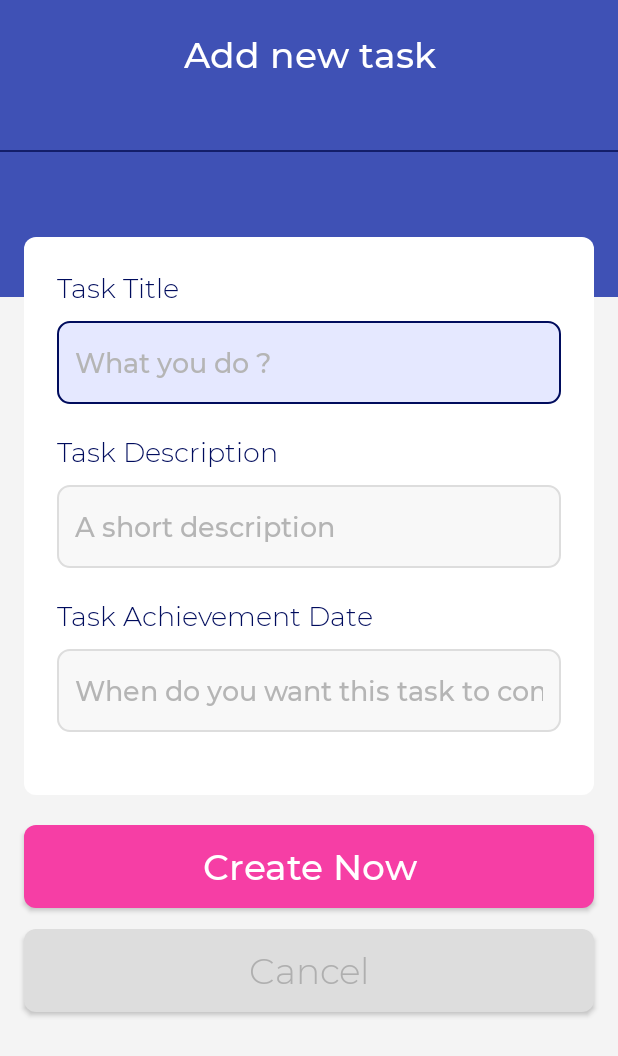
After one commit to anohabbah/Tasking, an Android app: the CreateTaskActivity screen opened directly, with no data from a screen before it, on a phone screen of 412 x 824 dp. The commit adds this screen. Shown: the top 1056 px of the screen. Run offline under Robolectric (Android 15) with nearby library versions, the phone set to English and light mode, and no system bars; our stand-ins replace ButterKnife, Firebase (no records; nobody signed in at launch, a user with empty details on screens opened directly).

Commit message:
Add create task activity

```diff
--- a/app/src/main/AndroidManifest.xml
+++ b/app/src/main/AndroidManifest.xml
@@ -9,6 +9,7 @@
         android:roundIcon="@mipmap/ic_launcher_round"
         android:supportsRtl="true"
         android:theme="@style/AppTheme">
+        <activity android:name=".CreateTaskActivity"></activity>
         <activity android:name=".MainActivity">
             <intent-filter>
                 <action android:name="android.intent.action.MAIN" />
--- /dev/null
+++ b/app/src/main/java/abbah/anoh/android/tasking/CreateTaskActivity.java
@@ -0,0 +1,81 @@
+package abbah.anoh.android.tasking;
+
+import androidx.appcompat.app.AppCompatActivity;
+import butterknife.BindView;
+import butterknife.ButterKnife;
+import butterknife.OnClick;
+
+import android.content.Intent;
+import android.graphics.Typeface;
+import android.os.Bundle;
+import android.widget.Button;
+import android.widget.EditText;
+import android.widget.TextView;
+
+import com.google.firebase.database.DatabaseReference;
+import com.google.firebase.database.FirebaseDatabase;
+
+public class CreateTaskActivity extends AppCompatActivity {
+    @BindView(R.id.act_create_task_txt_title)
+    TextView txtPageTitle;
+
+    @BindView(R.id.act_create_task_txt_title_label)
+    TextView lblTitle;
+
+    @BindView(R.id.act_create_task_txt_description_label)
+    TextView lblDescription;
+
+    @BindView(R.id.act_create_task_txt_date_label)
+    TextView lblDate;
+
+    @BindView(R.id.act_create_task_edt_title)
+    EditText edtTitle;
+
+    @BindView(R.id.act_create_task_edt_description)
+    EditText edtDescription;
+
+    @BindView(R.id.act_create_task_edt_date)
+    EditText edtDate;
+
+    @BindView(R.id.act_create_task_create_btn)
+    Button btnCreateTask;
+
+    @BindView(R.id.act_create_task_cancel_btn)
+    Button btnCancel;
+
+    @Override
+    protected void onCreate(Bundle savedInstanceState) {
+        super.onCreate(savedInstanceState);
+        setContentView(R.layout.activity_create_task);
+
+        ButterKnife.bind(this);
+
+        Typeface MLight = Typeface.createFromAsset(getAssets(), "fonts/MLight.ttf");
+        Typeface MMedium = Typeface.createFromAsset(getAssets(), "fonts/MMedium.ttf");
+
+        lblTitle.setTypeface(MLight);
+        lblDescription.setTypeface(MLight);
+        lblDate.setTypeface(MLight);
+
+        edtTitle.setTypeface(MMedium);
+        edtDescription.setTypeface(MMedium);
+        edtDate.setTypeface(MMedium);
+
+        txtPageTitle.setTypeface(MMedium);
+
+        btnCreateTask.setTypeface(MMedium);
+        btnCancel.setTypeface(MLight);
+    }
+
+    @OnClick(R.id.act_create_task_create_btn)
+    public void createTask() {
+        String title = edtTitle.getText().toString();
+        String description = edtDescription.getText().toString();
+        String date = edtDate.getText().toString();
+
+        DatabaseReference db = FirebaseDatabase.getInstance().getReference().child("tasks");
+        db.setValue(new Task(title, description, date));
+
+        startActivity(new Intent(this, MainActivity.class));
+    }
+}
--- a/app/src/main/java/abbah/anoh/android/tasking/MainActivity.java
+++ b/app/src/main/java/abbah/anoh/android/tasking/MainActivity.java
@@ -6,9 +6,12 @@ import androidx.recyclerview.widget.LinearLayoutManager;
 import androidx.recyclerview.widget.RecyclerView;
 import butterknife.BindView;
 import butterknife.ButterKnife;
+import butterknife.OnClick;
 
+import android.content.Intent;
 import android.graphics.Typeface;
 import android.os.Bundle;
+import android.widget.Button;
 import android.widget.TextView;
 import android.widget.Toast;
 
@@ -34,6 +37,9 @@ public class MainActivity extends AppCompatActivity {
     @BindView(R.id.act_main_tasks_list)
     RecyclerView tasksListView;
 
+    @BindView(R.id.act_main_btn_add)
+    Button btnAddTask;
+
     private DatabaseReference db;
     private List<Task> tasks;
     private TaskAdapter taskAdapter;
@@ -51,12 +57,13 @@ public class MainActivity extends AppCompatActivity {
         txtTitle.setTypeface(MMedium);
         txtNoMore.setTypeface(MLight);
         txtSubtitle.setTypeface(MLight);
+        btnAddTask.setTypeface(MLight);
 
         tasksListView.setLayoutManager(new LinearLayoutManager(this));
         tasks = new ArrayList<>();
 
         // fetch data
-        db = FirebaseDatabase.getInstance().getReference().child("DBTask");
+        db = FirebaseDatabase.getInstance().getReference().child("tasks");
         db.addValueEventListener(new ValueEventListener() {
             @Override
             public void onDataChange(@NonNull DataSnapshot dataSnapshot) {
@@ -74,4 +81,9 @@ public class MainActivity extends AppCompatActivity {
             }
         });
     }
+
+    @OnClick(R.id.act_main_btn_add)
+    public void startCreateActivity() {
+        startActivity(new Intent(this, CreateTaskActivity.class));
+    }
 }
--- /dev/null
+++ b/app/src/main/res/drawable/bg_btn_cancel.xml
@@ -0,0 +1,6 @@
+<?xml version="1.0" encoding="utf-8"?>
+<shape xmlns:android="http://schemas.android.com/apk/res/android">
+    <solid android:color="#DDD" />
+
+    <corners android:radius="8dp" />
+</shape>
--- /dev/null
+++ b/app/src/main/res/drawable/bg_btn_create_now.xml
@@ -0,0 +1,6 @@
+<?xml version="1.0" encoding="utf-8"?>
+<shape xmlns:android="http://schemas.android.com/apk/res/android">
+    <solid android:color="#F63EA5" />
+
+    <corners android:radius="8dp" />
+</shape>
--- /dev/null
+++ b/app/src/main/res/drawable/bg_btn_ok.xml
@@ -0,0 +1,6 @@
+<?xml version="1.0" encoding="utf-8"?>
+<shape xmlns:android="http://schemas.android.com/apk/res/android">
+    <solid android:color="#F63EA5" />
+
+    <corners android:radius="200dp" />
+</shape>
--- /dev/null
+++ b/app/src/main/res/drawable/bg_input_focused.xml
@@ -0,0 +1,10 @@
+<?xml version="1.0" encoding="utf-8"?>
+<shape xmlns:android="http://schemas.android.com/apk/res/android">
+    <solid android:color="#E5E8FF" />
+
+    <stroke
+        android:width="1dp"
+        android:color="#000C5D" />
+
+    <corners android:radius="8dp" />
+</shape>
--- /dev/null
+++ b/app/src/main/res/drawable/bg_input_not_focused.xml
@@ -0,0 +1,8 @@
+<?xml version="1.0" encoding="utf-8"?>
+<shape xmlns:android="http://schemas.android.com/apk/res/android">
+    <solid android:color="#F8F8F8" />
+
+    <stroke android:width="1dp" android:color="#DDD" />
+
+    <corners android:radius="8dp" />
+</shape>
--- /dev/null
+++ b/app/src/main/res/drawable/bg_task_input.xml
@@ -0,0 +1,8 @@
+<?xml version="1.0" encoding="utf-8"?>
+<selector xmlns:android="http://schemas.android.com/apk/res/android">
+    <item android:drawable="@drawable/bg_input_focused" android:state_focused="true" />
+    <item android:drawable="@drawable/bg_input_focused" android:state_pressed="true" />
+    <item android:drawable="@drawable/bg_input_focused" android:state_selected="true" />
+
+    <item android:drawable="@drawable/bg_input_not_focused" />
+</selector>
--- /dev/null
+++ b/app/src/main/res/layout/activity_create_task.xml
@@ -0,0 +1,155 @@
+<?xml version="1.0" encoding="utf-8"?>
+<LinearLayout xmlns:android="http://schemas.android.com/apk/res/android"
+    xmlns:tools="http://schemas.android.com/tools"
+    android:layout_width="match_parent"
+    android:layout_height="match_parent"
+    android:background="#F4F4F4"
+    android:orientation="vertical"
+    tools:context=".MainActivity">
+
+    <LinearLayout
+        android:layout_width="match_parent"
+        android:layout_height="198dp"
+        android:background="@color/colorPrimary"
+        android:orientation="vertical">
+
+        <TextView
+            android:id="@+id/act_create_task_txt_title"
+            android:layout_width="match_parent"
+            android:layout_height="wrap_content"
+            android:layout_marginTop="20dp"
+            android:layout_marginBottom="28dp"
+            android:text="@string/act_create_task_title"
+            android:textAlignment="center"
+            android:textColor="#FFF"
+            android:textSize="24sp" />
+
+        <View
+            android:layout_width="match_parent"
+            android:layout_height="1dp"
+            android:layout_marginTop="20dp"
+            android:background="#131E69" />
+    </LinearLayout>
+
+    <LinearLayout
+        android:layout_width="match_parent"
+        android:layout_height="wrap_content"
+        android:layout_marginStart="16dp"
+        android:layout_marginTop="-40dp"
+        android:layout_marginEnd="16dp"
+        android:background="@drawable/bg_task_item"
+        android:orientation="vertical"
+        android:padding="22dp">
+
+        <LinearLayout
+            android:layout_width="match_parent"
+            android:layout_height="wrap_content"
+            android:layout_marginBottom="20dp"
+            android:orientation="vertical">
+
+            <TextView
+                android:id="@+id/act_create_task_txt_title_label"
+                android:layout_width="match_parent"
+                android:layout_height="wrap_content"
+                android:layout_marginBottom="10dp"
+                android:text="@string/act_create_task_title_label"
+                android:textColor="@color/colorPrimaryDark"
+                android:textSize="18sp" />
+
+            <EditText
+                android:id="@+id/act_create_task_edt_description"
+                android:layout_width="match_parent"
+                android:layout_height="55dp"
+                android:background="@drawable/bg_task_input"
+                android:hint="@string/act_create_task_title_hint"
+                android:inputType="text"
+                android:paddingStart="12dp"
+                android:paddingEnd="12dp"
+                android:textColor="@color/colorPrimaryDark"
+                android:textColorHint="#B5B5B5" />
+        </LinearLayout>
+
+        <LinearLayout
+            android:layout_width="match_parent"
+            android:layout_height="wrap_content"
+            android:layout_marginBottom="20dp"
+            android:orientation="vertical">
+
+            <TextView
+                android:id="@+id/act_create_task_txt_description_label"
+                android:layout_width="match_parent"
+                android:layout_height="wrap_content"
+                android:layout_marginBottom="10dp"
+                android:text="@string/act_create_task_description_label"
+                android:textColor="@color/colorPrimaryDark"
+                android:textSize="18sp" />
+
+            <EditText
+                android:id="@+id/act_create_task_edt_title"
+                android:layout_width="match_parent"
+                android:layout_height="55dp"
+                android:background="@drawable/bg_task_input"
+                android:hint="@string/act_create_task_description_hint"
+                android:inputType="text"
+                android:paddingStart="12dp"
+                android:paddingEnd="12dp"
+                android:textColor="@color/colorPrimaryDark"
+                android:textColorHint="#B5B5B5" />
+        </LinearLayout>
+
+        <LinearLayout
+            android:layout_width="match_parent"
+            android:layout_height="wrap_content"
+            android:layout_marginBottom="20dp"
+            android:orientation="vertical">
+
+            <TextView
+                android:id="@+id/act_create_task_txt_date_label"
+                android:layout_width="match_parent"
+                android:layout_height="wrap_content"
+                android:layout_marginBottom="10dp"
+                android:text="@string/act_create_task_date_label"
+                android:textColor="@color/colorPrimaryDark"
+                android:textSize="18sp" />
+
+            <EditText
+                android:id="@+id/act_create_task_edt_date"
+                android:layout_width="match_parent"
+                android:layout_height="55dp"
+                android:background="@drawable/bg_task_input"
+                android:hint="@string/act_create_task_date_hint"
+                android:inputType="datetime"
+                android:paddingStart="12dp"
+                android:paddingEnd="12dp"
+                android:textColor="@color/colorPrimaryDark"
+                android:textColorHint="#B5B5B5" />
+        </LinearLayout>
+    </LinearLayout>
+
+    <Button
+        android:id="@+id/act_create_task_create_btn"
+        android:layout_marginTop="20dp"
+        android:layout_marginStart="16dp"
+        android:layout_marginEnd="16dp"
+        android:textColor="#FFF"
+        android:textAllCaps="false"
+        android:textSize="24sp"
+        android:text="Create Now"
+        android:background="@drawable/bg_btn_create_now"
+        android:layout_width="match_parent"
+        android:layout_height="55dp" />
+
+    <Button
+        android:id="@+id/act_create_task_cancel_btn"
+        android:layout_marginTop="14dp"
+        android:layout_marginStart="16dp"
+        android:layout_marginEnd="16dp"
+        android:textColor="#AFAFAF"
+        android:textAllCaps="false"
+        android:textSize="24sp"
+        android:text="Cancel"
+        android:background="@drawable/bg_btn_cancel"
+        android:layout_width="match_parent"
+        android:layout_height="55dp" />
+
+</LinearLayout>
--- a/app/src/main/res/layout/activity_main.xml
+++ b/app/src/main/res/layout/activity_main.xml
@@ -14,13 +14,23 @@
         android:background="@color/colorPrimary"
         android:layout_height="198dp">
 
+        <LinearLayout
+            android:orientation="horizontal"
+            android:layout_width="match_parent"
+            android:layout_height="wrap_content">
+
+            <LinearLayout
+                android:layout_width="wrap_content"
+                android:layout_height="wrap_content"
+                android:layout_marginStart="16dp"
+                android:orientation="vertical">
+
                 <TextView
                     android:id="@+id/act_main_txt_title"
                     android:layout_width="match_parent"
                     android:layout_height="wrap_content"
                     android:layout_marginTop="20dp"
                     android:text="@string/act_main_title"
-            android:textAlignment="center"
                     android:textColor="#FFF"
                     android:textSize="32sp" />
 
@@ -29,10 +39,23 @@
                     android:layout_width="match_parent"
                     android:layout_height="wrap_content"
                     android:layout_marginTop="8dp"
-            android:textSize="18sp"
+                    android:text="@string/act_main_subtitle"
                     android:textColor="#4A4E6A"
-            android:text="@string/act_main_subtitle"
-            android:textAlignment="center"/>
+                    android:textSize="18sp" />
+            </LinearLayout>
+
+            <Button
+                android:id="@+id/act_main_btn_add"
+                android:layout_marginTop="35dp"
+                android:layout_marginStart="75dp"
+                android:layout_width="52dp"
+                android:layout_height="52dp"
+                android:text="+"
+                android:background="@drawable/bg_btn_ok"
+                android:textSize="38sp"
+                android:textAlignment="center"
+                android:textColor="#FFF"/>
+        </LinearLayout>
 
         <View
             android:layout_width="match_parent"
--- a/app/src/main/res/values/strings.xml
+++ b/app/src/main/res/values/strings.xml
@@ -3,4 +3,11 @@
     <string name="act_main_title">Tasks</string>
     <string name="act_main_subtitle">Finish them quickly today.</string>
     <string name="act_main_no_more_tasks">No more tasks</string>
+    <string name="act_create_task_title">Add new task</string>
+    <string name="act_create_task_title_label">Task Title</string>
+    <string name="act_create_task_title_hint">What you do ?</string>
+    <string name="act_create_task_description_label">Task Description</string>
+    <string name="act_create_task_description_hint">A short description</string>
+    <string name="act_create_task_date_label">Task Achievement Date</string>
+    <string name="act_create_task_date_hint">When do you want this task to complete</string>
 </resources>
```
Lines whose indentation alone changed are shown as unchanged.
